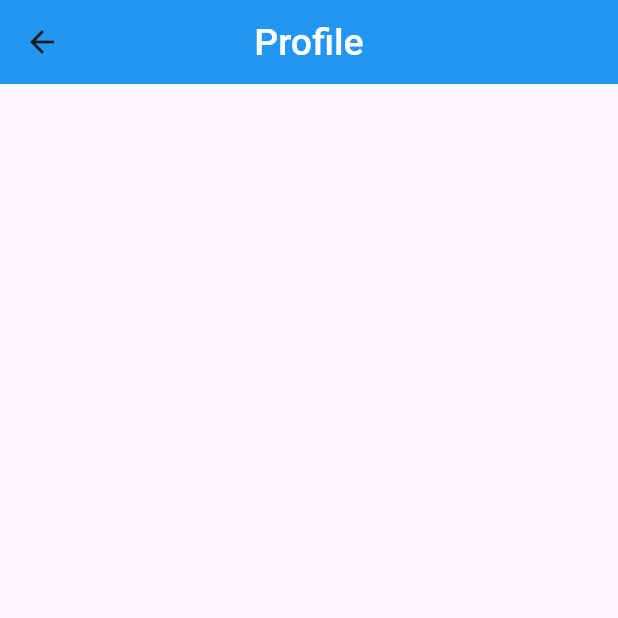
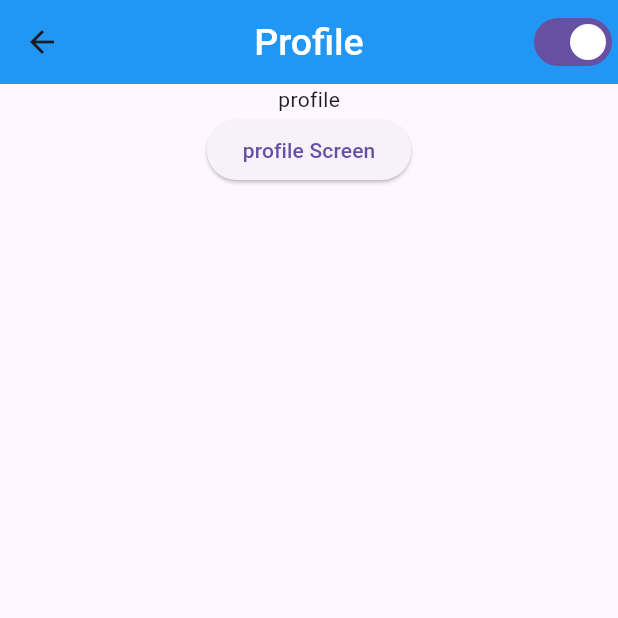
Before and after one commit to fahimshahariar09/theme_language_practice, a Flutter app: the Profile screen opened directly, on a phone screen of 412 x 824 dp, the top half of it. Run offline on Flutter 3.47's test engine with Material 3 defaults, Android fonts, the phone set to English and light mode, and no system bars; our stand-ins replace get.

Commit message:
first commit

```diff
--- a/lib/controller/ui_controller/theme.dart
+++ b/lib/controller/ui_controller/profile.dart
@@ -3,7 +3,7 @@
 import 'package:flutter/material.dart';
 import 'package:get/get.dart';
 
-class ThemeController extends GetxController{
+class ProfileController extends GetxController{
 
   RxBool isLightTheme =true.obs;
 
--- a/lib/view/screen/home.dart
+++ b/lib/view/screen/home.dart
@@ -1,4 +1,6 @@
 import 'package:flutter/material.dart';
+import 'package:get/get.dart';
+import 'package:theme_language/view/screen/profile.dart';
 
 class HomePage extends StatelessWidget {
   const HomePage({super.key});
@@ -9,6 +11,18 @@ class HomePage extends StatelessWidget {
       appBar: AppBar(
         title: Text("home screen"),
       ),
+      body: Center(
+        child: Column(
+          children: [
+            ElevatedButton(
+              onPressed: () {
+                Get.to(Profile());
+              },
+              child: Text("profile Screen"),
+            ),
+          ],
+        ),
+      ),
     );
   }
 }
--- a/lib/view/screen/profile.dart
+++ b/lib/view/screen/profile.dart
@@ -1,13 +1,34 @@
 import 'package:flutter/material.dart';
+import 'package:get/get.dart';
+import 'package:theme_language/controller/ui_controller/profile.dart';
 
 class Profile extends StatelessWidget {
   const Profile({super.key});
 
   @override
   Widget build(BuildContext context) {
+    ProfileController profileController = Get.put(ProfileController());
     return Scaffold(
       appBar: AppBar(
         title: Text("Profile"),
+        actions: [
+          Switch(
+              value: profileController.isLightTheme.value,
+              onChanged: (value) {
+                profileController.changeThemeFun();
+              })
+        ],
+      ),
+      body: Center(
+        child: Column(
+          children: [
+            Text("profile"),
+            ElevatedButton(
+              onPressed: () {},
+              child: Text("profile Screen"),
+            ),
+          ],
+        ),
       ),
     );
   }
```
Also changed, not shown: lib/view/screen/map.dart (added, +14 -0 lines).
